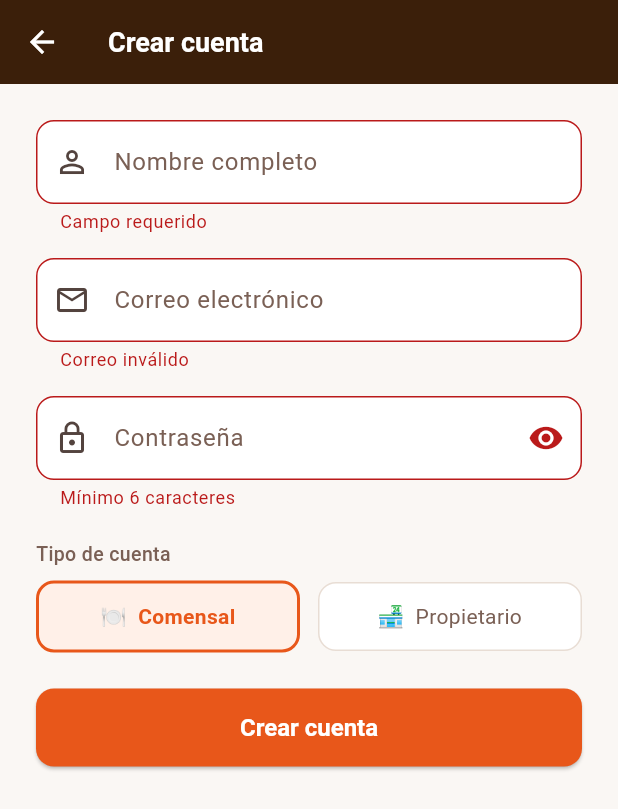
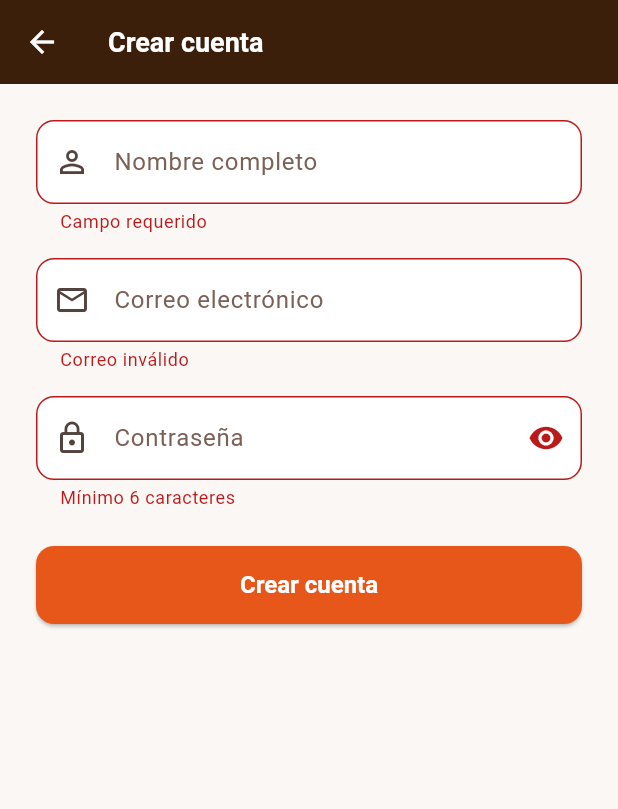
Before and after one commit to HuariqueHub/HuariqueHub-AppFlutter, a Flutter app: the RegisterScreen screen opened by its route, after a tap on "Crear cuenta", on a phone screen of 412 x 824 dp. Shown: the top 809 px of the screen. Run offline on Flutter 3.47's test engine with Material 3 defaults, Android fonts, the phone set to English and light mode, and no system bars; our stand-ins replace dio, flutter_map, go_router, latlong2, share_plus, shared_preferences; accounts and stored records are empty.

Commit message:
feat(explorer): make Flutter app a single explorer segment
- Router: remove owner routes and always redirect to /home
- Login/Register: drop role branching, always go to explorer home
- Register: fix account role to consumer, remove role selector

Per course requirement of one user segment per app: Flutter is the
explorer experience, Kotlin remains the owner experience.

```diff
--- a/lib/core/router/app_router.dart
+++ b/lib/core/router/app_router.dart
@@ -8,10 +8,6 @@ import '../../features/home/huarique_detail_screen.dart';
 import '../../features/home/map_screen.dart';
 import '../../features/notifications/notifications_screen.dart';
 import '../../features/preferences/preferences_screen.dart';
-import '../../features/owner/owner_dashboard_screen.dart';
-import '../../features/owner/create_edit_huarique_screen.dart';
-import '../../features/owner/owner_promos_screen.dart';
-import '../../features/owner/create_edit_promo_screen.dart';
 import '../../features/subscription/subscription_screen.dart';
 
 class AppRouter {
@@ -27,8 +23,9 @@ class AppRouter {
               loc == '/forgot-password';
           if (!loggedIn && !onAuth) return '/login';
           // No redirigir desde recuperar contraseña aunque haya sesión nula.
+          // App exploradora: cualquier sesión válida va al descubrimiento.
           if (loggedIn && (loc == '/login' || loc == '/register')) {
-            return auth.isOwner ? '/owner-dashboard' : '/home';
+            return '/home';
           }
           return null;
         },
@@ -69,36 +66,6 @@ class AppRouter {
             },
           ),
           GoRoute(
-            path: '/owner-dashboard',
-            builder: (_, _) => const OwnerDashboardScreen(),
-          ),
-          GoRoute(
-            path: '/owner/huarique/new',
-            builder: (_, _) => const CreateEditHuariqueScreen(),
-          ),
-          GoRoute(
-            path: '/owner/huarique/:id/edit',
-            builder: (_, state) {
-              final id = int.parse(state.pathParameters['id']!);
-              return CreateEditHuariqueScreen(huariqueId: id);
-            },
-          ),
-          GoRoute(
-            path: '/owner/promos',
-            builder: (_, _) => const OwnerPromosScreen(),
-          ),
-          GoRoute(
-            path: '/owner/promos/new',
-            builder: (_, _) => const CreateEditPromoScreen(),
-          ),
-          GoRoute(
-            path: '/owner/promos/:id/edit',
-            builder: (_, state) {
-              final id = int.parse(state.pathParameters['id']!);
-              return CreateEditPromoScreen(promoId: id);
-            },
-          ),
-          GoRoute(
             path: '/subscription',
             builder: (_, _) => const SubscriptionScreen(),
           ),
--- a/lib/features/auth/login_screen.dart
+++ b/lib/features/auth/login_screen.dart
@@ -29,13 +29,8 @@ class _LoginScreenState extends State<LoginScreen> {
     final auth = context.read<AuthProvider>();
     final ok = await auth.login(_emailCtrl.text.trim(), _passCtrl.text);
     if (!mounted) return;
-    if (ok) {
-      if (auth.isOwner) {
-        context.go('/owner-dashboard');
-      } else {
-        context.go('/home');
-      }
-    }
+    // App exploradora: todos los usuarios entran al descubrimiento de huariques.
+    if (ok) context.go('/home');
   }
 
   @override
--- a/lib/features/auth/register_screen.dart
+++ b/lib/features/auth/register_screen.dart
@@ -17,7 +17,6 @@ class _RegisterScreenState extends State<RegisterScreen> {
   final _emailCtrl = TextEditingController();
   final _passCtrl = TextEditingController();
   bool _obscure = true;
-  String _selectedRole = 'consumer';
 
   @override
   void dispose() {
@@ -30,20 +29,15 @@ class _RegisterScreenState extends State<RegisterScreen> {
   Future<void> _submit() async {
     if (!_formKey.currentState!.validate()) return;
     final auth = context.read<AuthProvider>();
+    // App exploradora: el registro crea siempre una cuenta de explorador.
     final ok = await auth.register(
       name: _nameCtrl.text.trim(),
       email: _emailCtrl.text.trim(),
       password: _passCtrl.text,
-      role: _selectedRole,
+      role: 'consumer',
     );
     if (!mounted) return;
-    if (ok) {
-      if (auth.isOwner) {
-        context.go('/owner-dashboard');
-      } else {
-        context.go('/home');
-      }
-    }
+    if (ok) context.go('/home');
   }
 
   @override
@@ -109,36 +103,6 @@ class _RegisterScreenState extends State<RegisterScreen> {
                           ? 'Mínimo 6 caracteres'
                           : null,
                 ),
-                const SizedBox(height: 20),
-                // Role selector
-                const Text(
-                  'Tipo de cuenta',
-                  style: TextStyle(
-                    fontSize: 13,
-                    fontWeight: FontWeight.w500,
-                    color: kTextSecondary,
-                  ),
-                ),
-                const SizedBox(height: 8),
-                Row(
-                  children: [
-                    _RoleChip(
-                      label: '🍽️  Comensal',
-                      value: 'consumer',
-                      selected: _selectedRole == 'consumer',
-                      onTap: () =>
-                          setState(() => _selectedRole = 'consumer'),
-                    ),
-                    const SizedBox(width: 12),
-                    _RoleChip(
-                      label: '🏪  Propietario',
-                      value: 'owner',
-                      selected: _selectedRole == 'owner',
-                      onTap: () =>
-                          setState(() => _selectedRole = 'owner'),
-                    ),
-                  ],
-                ),
                 const SizedBox(height: 24),
                 // Error
                 if (auth.error != null) ...[
@@ -176,48 +140,3 @@ class _RegisterScreenState extends State<RegisterScreen> {
     );
   }
 }
-
-class _RoleChip extends StatelessWidget {
-  final String label;
-  final String value;
-  final bool selected;
-  final VoidCallback onTap;
-  const _RoleChip({
-    required this.label,
-    required this.value,
-    required this.selected,
-    required this.onTap,
-  });
-
-  @override
-  Widget build(BuildContext context) {
-    return Expanded(
-      child: GestureDetector(
-        onTap: onTap,
-        child: AnimatedContainer(
-          duration: const Duration(milliseconds: 200),
-          padding:
-              const EdgeInsets.symmetric(vertical: 12, horizontal: 8),
-          decoration: BoxDecoration(
-            color: selected ? kOrangeLight : kSurfaceColor,
-            border: Border.all(
-              color: selected ? kOrangePrimary : kDividerWarm,
-              width: selected ? 2 : 1,
-            ),
-            borderRadius: BorderRadius.circular(12),
-          ),
-          child: Text(
-            label,
-            textAlign: TextAlign.center,
-            style: TextStyle(
-              color: selected ? kOrangePrimary : kTextSecondary,
-              fontWeight:
-                  selected ? FontWeight.w600 : FontWeight.normal,
-              fontSize: 14,
-            ),
-          ),
-        ),
-      ),
-    );
-  }
-}
```
